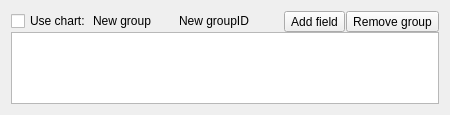
Before: the Qt Designer form source/src/editor/group.ui in ufopleds/DengueME, drawn with Qt 5.
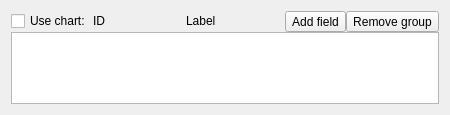
After: the same form once the commit is applied. Icons and pictures are not drawn.

```diff
--- a/source/src/editor/group.ui
+++ b/source/src/editor/group.ui
@@ -30,15 +30,12 @@
       </widget>
      </item>
      <item>
-      <widget class="QLineEdit" name="label">
-       <property name="toolTip">
-        <string>Group name</string>
-       </property>
+      <widget class="QLineEdit" name="observerID">
        <property name="styleSheet">
         <string notr="true">QLineEdit { background-color:transparent; }</string>
        </property>
        <property name="text">
-        <string>New group</string>
+        <string>ID</string>
        </property>
        <property name="frame">
         <bool>false</bool>
@@ -46,12 +43,31 @@
       </widget>
      </item>
      <item>
-      <widget class="QLineEdit" name="observerID">
+      <spacer name="horizontalSpacer_3">
+       <property name="orientation">
+        <enum>Qt::Horizontal</enum>
+       </property>
+       <property name="sizeType">
+        <enum>QSizePolicy::Fixed</enum>
+       </property>
+       <property name="sizeHint" stdset="0">
+        <size>
+         <width>10</width>
+         <height>20</height>
+        </size>
+       </property>
+      </spacer>
+     </item>
+     <item>
+      <widget class="QLineEdit" name="userLabel">
+       <property name="toolTip">
+        <string>Group name</string>
+       </property>
        <property name="styleSheet">
         <string notr="true">QLineEdit { background-color:transparent; }</string>
        </property>
        <property name="text">
-        <string>New groupID</string>
+        <string>Label</string>
        </property>
        <property name="frame">
         <bool>false</bool>
```
